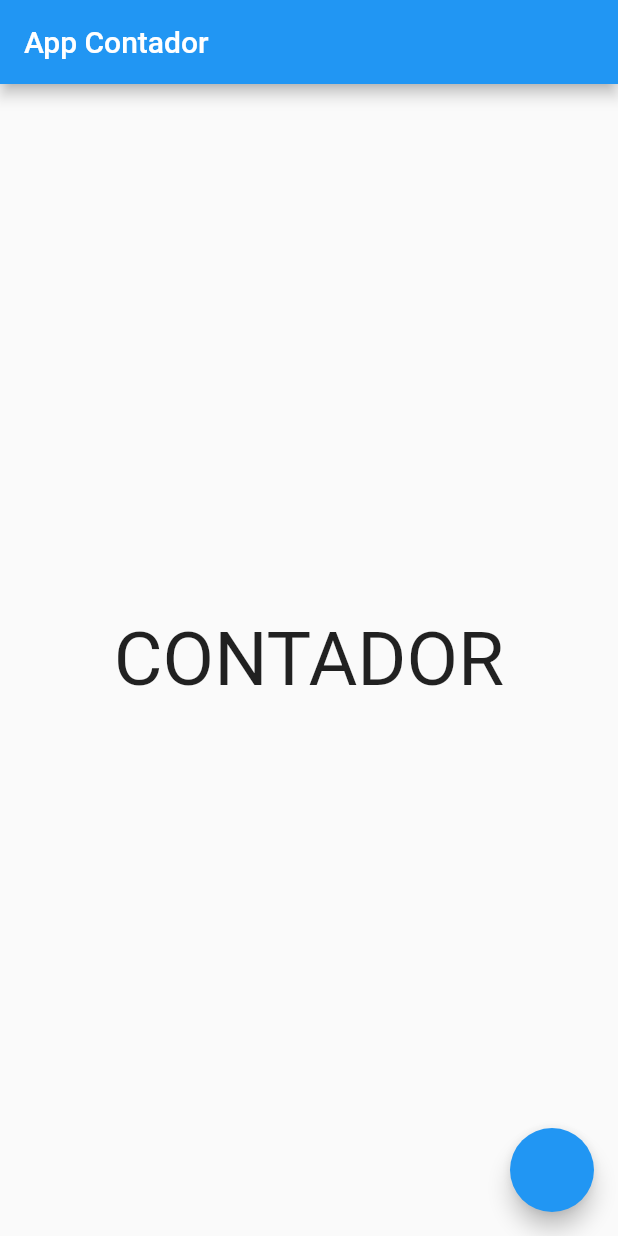
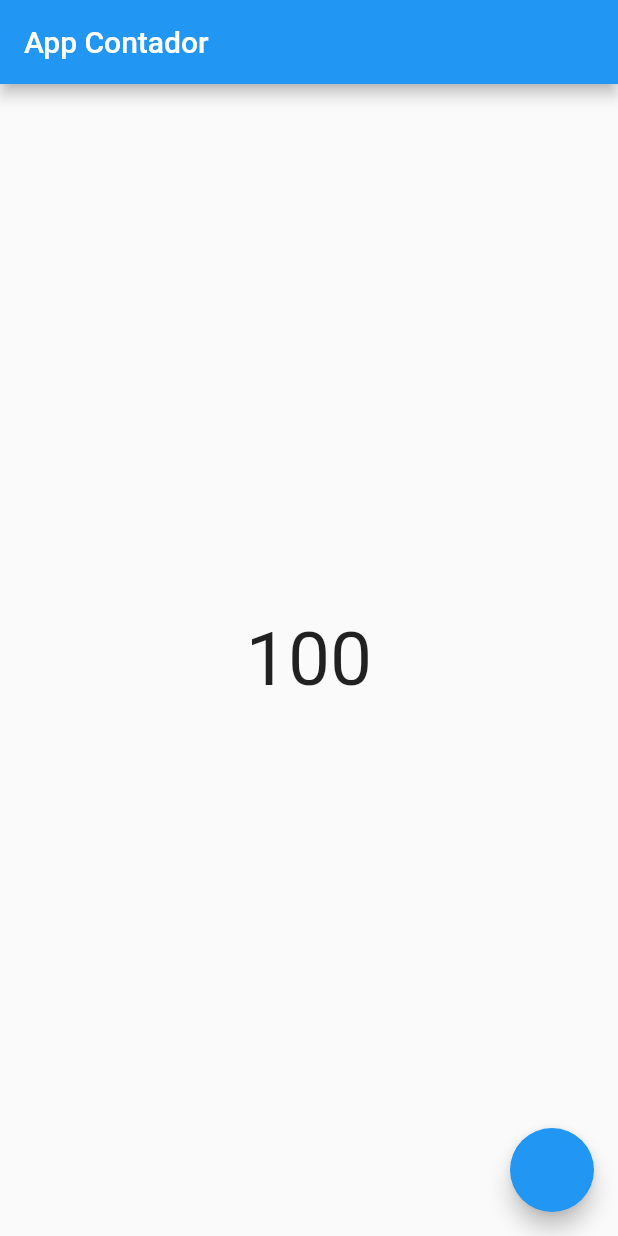
Before and after one commit to flutteracademy-vicente/first_app_vicente, a Flutter app: the screen it shows after launch, on a phone screen of 412 x 824 dp. Run offline on Flutter 3.47's test engine with Material 2 defaults, Android fonts, the phone set to English and light mode, and no system bars; our stand-ins replace flutter_bloc.

Commit message:
counter bloc

```diff
--- a/lib/modules/counter/structure/couter_bloc/counter_bloc.dart
+++ b/lib/modules/counter/structure/couter_bloc/counter_bloc.dart
@@ -6,10 +6,12 @@ part 'counter_state.dart';
 class CounterBloc extends Bloc<CounterEvent, CounterState> {
   CounterBloc() : super(CounterState.initial()) {
     on<IncrementCounterEvent>((event, emit) {
-      int newValue = event.incrementNum;
+      // int newValue = event.incrementNum;
 
       int newValue2 = state.counter;
       newValue2++;
+
+      emit(state.copyWith(counter: newValue2));
     });
     on<DecrementCounterEvent>((event, emit) {});
 
--- a/lib/modules/counter/structure/couter_bloc/counter_event.dart
+++ b/lib/modules/counter/structure/couter_bloc/counter_event.dart
@@ -3,9 +3,11 @@ part of 'counter_bloc.dart';
 abstract class CounterEvent {}
 
 class IncrementCounterEvent extends CounterEvent {
-  final int incrementNum;
+  // final int incrementNum;
 
-  IncrementCounterEvent({required this.incrementNum});
+  IncrementCounterEvent(
+      // required this.incrementNum,
+      );
 }
 
 class DecrementCounterEvent extends CounterEvent {
--- a/lib/modules/counter/structure/couter_bloc/counter_state.dart
+++ b/lib/modules/counter/structure/couter_bloc/counter_state.dart
@@ -17,7 +17,7 @@ class CounterState {
 
   factory CounterState.initial() {
     return CounterState(
-      counter: 0,
+      counter: 100,
       finishTime: CounterTimerSatuts.initial,
     );
   }
--- a/lib/modules/counter/ui/pages/counter_page.dart
+++ b/lib/modules/counter/ui/pages/counter_page.dart
@@ -1,10 +1,28 @@
+import 'package:first_app_vicente/modules/counter/structure/couter_bloc/counter_bloc.dart';
 import 'package:flutter/material.dart';
+import 'package:flutter_bloc/flutter_bloc.dart';
 
 class CounterPage extends StatelessWidget {
   const CounterPage({Key? key}) : super(key: key);
 
   @override
   Widget build(BuildContext context) {
+    return BlocProvider<CounterBloc>(
+      create: (context) => CounterBloc(),
+      child: BlocListener<CounterBloc, CounterState>(
+        listener: (context, state) {
+          if (state.counter == 102) {
+            showDialog(
+                context: context,
+                builder: (context) {
+                  return AlertDialog(
+                    content: Text('Counter is ${state.counter}'),
+                  );
+                });
+          }
+        },
+        child: BlocBuilder<CounterBloc, CounterState>(
+          builder: (context, state) {
             return Scaffold(
               appBar: AppBar(
                 title: const Text(
@@ -12,13 +30,20 @@ class CounterPage extends StatelessWidget {
                   style: TextStyle(fontSize: 20.0),
                 ),
               ),
-      body: const Center(
+              body: Center(
                 child: Text(
-          "CONTADOR",
-          style: TextStyle(fontSize: 50),
+                  state.counter.toString(),
+                  style: const TextStyle(fontSize: 50),
                 ),
               ),
-      floatingActionButton: FloatingActionButton(onPressed: () {}),
+              floatingActionButton: FloatingActionButton(onPressed: () {
+                BlocProvider.of<CounterBloc>(context)
+                    .add(IncrementCounterEvent());
+              }),
+            );
+          },
+        ),
+      ),
     );
   }
 }
```
Lines whose indentation alone changed are shown as unchanged.
